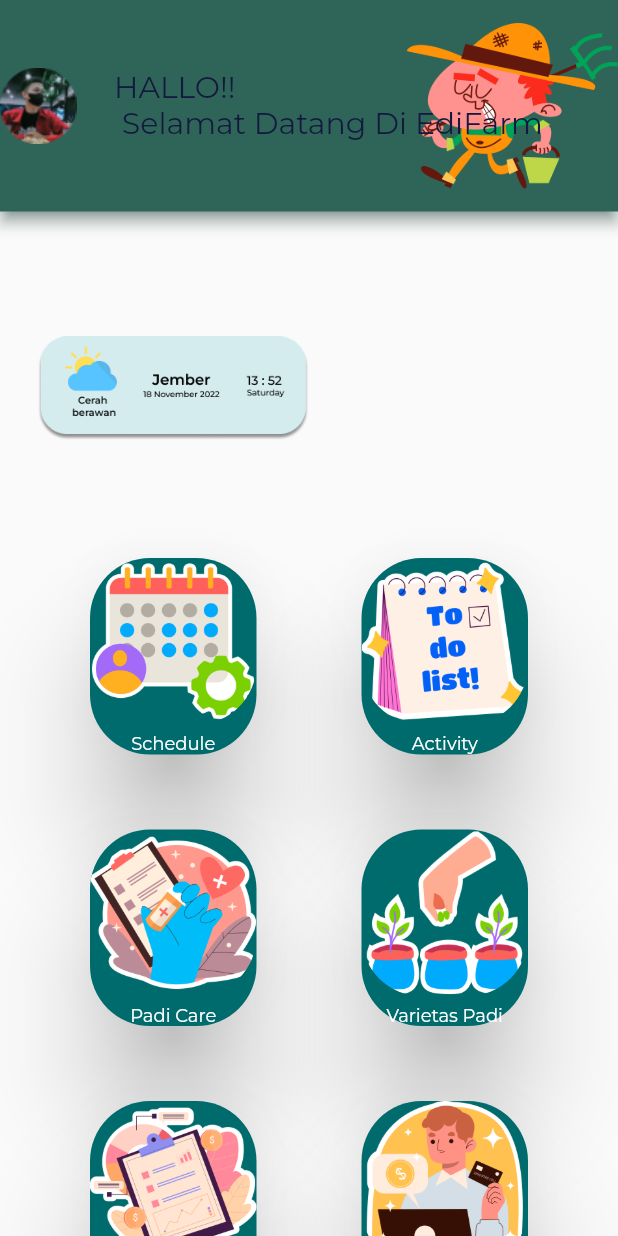
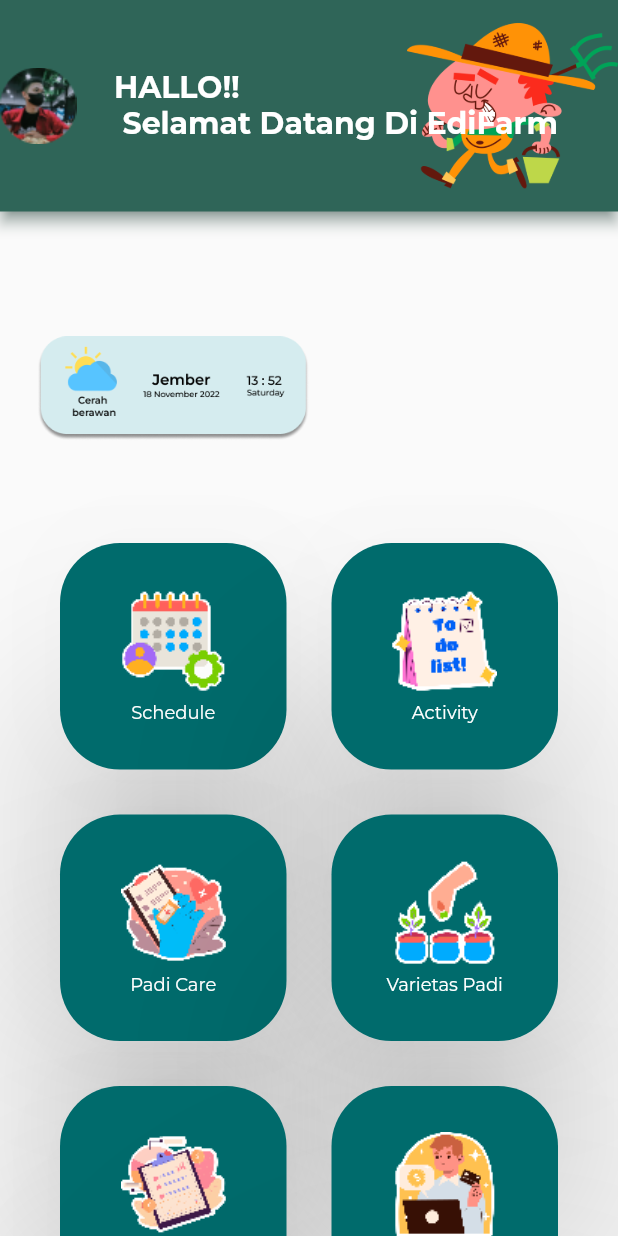
Before and after one commit to W1Z-H4L/uyee, a Flutter app: the Dashboard screen opened by its route, on a phone screen of 412 x 824 dp. Run offline on Flutter 3.47's test engine with Material 2 defaults, Android fonts, the phone set to English and light mode, and no system bars; our stand-ins replace google_fonts, percent_indicator, shared_preferences; accounts and stored records are empty.

Commit message:
edit dashboard

```diff
--- a/lib/main.dart
+++ b/lib/main.dart
@@ -14,7 +14,7 @@ class MyApp extends StatelessWidget {
       debugShowCheckedModeBanner: false,
       routes: {
         '/': (context) => const SplashScreen(),
-        '/sign-in': (context) => const SignInPage(),
+        '/sign-in': (context) => SignInPage(),
         '/home': (context) => Dashboard(),
       },
     );
--- a/lib/shared/theme.dart
+++ b/lib/shared/theme.dart
@@ -23,6 +23,7 @@ Color primaryTextColor = const Color(0xfff1f0f2);
 Color secondaryTextColor = const Color(0xff999999);
 Color subtitleColor = const Color(0xff504F5E);
 Color subtitleColor2 = const Color(0xff006B6C);
+Color splashcolor = const Color(0xff549E9E);
 
 TextStyle subtitleTextStyle =
     GoogleFonts.montserrat(color: subtitleColor, fontSize: 14);
@@ -31,8 +32,7 @@ TextStyle blackTextStyle =
 TextStyle blackTextStyle1 =
     GoogleFonts.montserrat(color: blackColor, fontSize: 20);
 TextStyle whiteTextStyle = GoogleFonts.montserrat(
-  color: whiteColor,
-);
+    color: whiteColor, fontSize: 20, fontWeight: FontWeight.bold);
 TextStyle greyTextStyle = GoogleFonts.montserrat(
   color: greyColor,
 );
--- a/lib/ui/pages/dashboard.dart
+++ b/lib/ui/pages/dashboard.dart
@@ -25,7 +25,7 @@ class _DashboardState extends State<Dashboard> {
         title: Text(
           "HALLO!! \n Selamat Datang Di EdiFarm",
         ),
-        titleTextStyle: blackTextStyle1,
+        titleTextStyle: whiteTextStyle,
         titleSpacing: 20,
         centerTitle: false,
         leading: Image.asset(
@@ -74,23 +74,29 @@ class _DashboardState extends State<Dashboard> {
               height: 15,
             ),
             Card(
-              elevation: 30,
+              elevation: 60,
               shape: RoundedRectangleBorder(
                   borderRadius: BorderRadius.circular(40)),
               color: subtitleColor2,
               child: InkWell(
                 onTap: () {},
-                splashColor: greenColor,
-                highlightColor: greenColor,
-                hoverColor: greenColor,
+                splashColor: splashcolor,
+                highlightColor: splashcolor,
+                hoverColor: splashcolor,
                 borderRadius: BorderRadius.circular(40),
                 child: Center(
                   child: Column(
                     mainAxisSize: MainAxisSize.min,
                     children: <Widget>[
                       ClipRRect(
-                        borderRadius: BorderRadius.circular(40),
-                        child: Image.asset('assets/gambar_schedule.png'),
+                        // borderRadius: BorderRadius.circular(40),
+                        child: Image.asset(
+                          'assets/gambar_schedule.png',
+                          cacheHeight: 70,
+                          cacheWidth: 70,
+                          height: 70,
+                          width: 70,
+                        ),
                       ),
                       SizedBox(
                         height: 5,
@@ -103,26 +109,32 @@ class _DashboardState extends State<Dashboard> {
                   ),
                 ),
               ),
-              margin: EdgeInsets.only(left: 35, right: 35, top: 25, bottom: 25),
+              margin: EdgeInsets.only(left: 15, right: 15, top: 15, bottom: 15),
             ),
             Card(
-              elevation: 30,
+              elevation: 60,
               shape: RoundedRectangleBorder(
                   borderRadius: BorderRadius.circular(40)),
               color: subtitleColor2,
               child: InkWell(
                 onTap: () {},
-                splashColor: greenColor,
-                highlightColor: greenColor,
-                hoverColor: greenColor,
+                splashColor: splashcolor,
+                highlightColor: splashcolor,
+                hoverColor: splashcolor,
                 borderRadius: BorderRadius.circular(40),
                 child: Center(
                   child: Column(
                     mainAxisSize: MainAxisSize.min,
                     children: <Widget>[
                       ClipRRect(
-                        borderRadius: BorderRadius.circular(40),
-                        child: Image.asset('assets/gambar_activity.png'),
+                        // borderRadius: BorderRadius.circular(40),
+                        child: Image.asset(
+                          'assets/gambar_activity.png',
+                          cacheHeight: 70,
+                          cacheWidth: 70,
+                          height: 70,
+                          width: 70,
+                        ),
                       ),
                       SizedBox(
                         height: 5,
@@ -135,26 +147,32 @@ class _DashboardState extends State<Dashboard> {
                   ),
                 ),
               ),
-              margin: EdgeInsets.only(left: 35, right: 35, top: 25, bottom: 25),
+              margin: EdgeInsets.only(left: 15, right: 15, top: 15, bottom: 15),
             ),
             Card(
-              elevation: 30,
+              elevation: 60,
               shape: RoundedRectangleBorder(
                   borderRadius: BorderRadius.circular(40)),
               color: subtitleColor2,
               child: InkWell(
                 onTap: () {},
-                splashColor: greenColor,
-                highlightColor: greenColor,
-                hoverColor: greenColor,
+                splashColor: splashcolor,
+                highlightColor: splashcolor,
+                hoverColor: splashcolor,
                 borderRadius: BorderRadius.circular(40),
                 child: Center(
                   child: Column(
                     mainAxisSize: MainAxisSize.min,
                     children: <Widget>[
                       ClipRRect(
-                        borderRadius: BorderRadius.circular(40),
-                        child: Image.asset('assets/gambar_padicare.png'),
+                        // borderRadius: BorderRadius.circular(40),
+                        child: Image.asset(
+                          'assets/gambar_padicare.png',
+                          cacheHeight: 70,
+                          cacheWidth: 70,
+                          height: 70,
+                          width: 70,
+                        ),
                       ),
                       SizedBox(
                         height: 5,
@@ -167,18 +185,18 @@ class _DashboardState extends State<Dashboard> {
                   ),
                 ),
               ),
-              margin: EdgeInsets.only(left: 35, right: 35, top: 25, bottom: 25),
+              margin: EdgeInsets.only(left: 15, right: 15, top: 15, bottom: 15),
             ),
             Card(
-              elevation: 30,
+              elevation: 60,
               shape: RoundedRectangleBorder(
                   borderRadius: BorderRadius.circular(40)),
               color: subtitleColor2,
               child: InkWell(
                 onTap: () {},
-                splashColor: greenColor,
-                highlightColor: greenColor,
-                hoverColor: greenColor,
+                splashColor: splashcolor,
+                highlightColor: splashcolor,
+                hoverColor: splashcolor,
                 borderRadius: BorderRadius.circular(40),
                 child: Center(
                   // height: 110,
@@ -187,8 +205,14 @@ class _DashboardState extends State<Dashboard> {
                     mainAxisSize: MainAxisSize.min,
                     children: <Widget>[
                       ClipRRect(
-                        borderRadius: BorderRadius.circular(40),
-                        child: Image.asset('assets/gambar_variety.png'),
+                        // borderRadius: BorderRadius.circular(40),
+                        child: Image.asset(
+                          'assets/gambar_variety.png',
+                          cacheHeight: 70,
+                          cacheWidth: 70,
+                          height: 70,
+                          width: 70,
+                        ),
                       ),
                       SizedBox(
                         height: 5,
@@ -201,26 +225,32 @@ class _DashboardState extends State<Dashboard> {
                   ),
                 ),
               ),
-              margin: EdgeInsets.only(left: 35, right: 35, top: 25, bottom: 25),
+              margin: EdgeInsets.only(left: 15, right: 15, top: 15, bottom: 15),
             ),
             Card(
-              elevation: 30,
+              elevation: 60,
               shape: RoundedRectangleBorder(
                   borderRadius: BorderRadius.circular(40)),
               color: subtitleColor2,
               child: InkWell(
                 onTap: () {},
-                splashColor: greenColor,
-                highlightColor: greenColor,
-                hoverColor: greenColor,
+                splashColor: splashcolor,
+                highlightColor: splashcolor,
+                hoverColor: splashcolor,
                 borderRadius: BorderRadius.circular(40),
                 child: Center(
                   child: Column(
                     mainAxisSize: MainAxisSize.min,
                     children: <Widget>[
                       ClipRRect(
-                        borderRadius: BorderRadius.circular(40),
-                        child: Image.asset('assets/gambar_history.png'),
+                        // borderRadius: BorderRadius.circular(40),
+                        child: Image.asset(
+                          'assets/gambar_history.png',
+                          cacheHeight: 70,
+                          cacheWidth: 70,
+                          height: 70,
+                          width: 70,
+                        ),
                       ),
                       SizedBox(
                         height: 5,
@@ -233,27 +263,33 @@ class _DashboardState extends State<Dashboard> {
                   ),
                 ),
               ),
-              margin: EdgeInsets.only(left: 35, right: 35, top: 25, bottom: 25),
+              margin: EdgeInsets.only(left: 15, right: 15, top: 15, bottom: 15),
             ),
             Card(
-              elevation: 30,
+              elevation: 120,
               shape: RoundedRectangleBorder(
                   borderRadius: BorderRadius.circular(40)),
               color: subtitleColor2,
               child: InkWell(
                 onTap: () {},
-                splashColor: greenColor,
-                highlightColor: greenColor,
-                hoverColor: greenColor,
+                splashColor: splashcolor,
+                highlightColor: splashcolor,
+                hoverColor: splashcolor,
                 borderRadius: BorderRadius.circular(40),
                 child: Center(
                   child: Column(
                     mainAxisSize: MainAxisSize.min,
                     children: <Widget>[
-                      Opacity(opacity: 0.8),
+                      // Opacity(opacity: 0.8),
                       ClipRRect(
-                        borderRadius: BorderRadius.circular(40),
-                        child: Image.asset('assets/gambar_acount.png'),
+                        // borderRadius: BorderRadius.circular(40),
+                        child: Image.asset(
+                          'assets/gambar_acount.png',
+                          cacheHeight: 70,
+                          cacheWidth: 70,
+                          height: 70,
+                          width: 70,
+                        ),
                       ),
                       SizedBox(
                         height: 5,
@@ -266,7 +302,7 @@ class _DashboardState extends State<Dashboard> {
                   ),
                 ),
               ),
-              margin: EdgeInsets.only(left: 35, right: 35, top: 25, bottom: 25),
+              margin: EdgeInsets.only(left: 15, right: 15, top: 15, bottom: 15),
             ),
           ]),
     );
--- a/lib/ui/pages/sign_in_page.dart
+++ b/lib/ui/pages/sign_in_page.dart
@@ -6,8 +6,10 @@ import 'package:login/ui/widgets/buttons.dart';
 import 'package:login/ui/widgets/forms.dart';
 
 class SignInPage extends StatelessWidget {
-  const SignInPage({Key? key}) : super(key: key);
-
+  // const SignInPage({Key? key}) : super(key: key);
+  bool _isObsecure3 = true;
+  bool visible = false;
+  final TextEditingController passwordController = new TextEditingController();
   @override
   Widget build(BuildContext context) {
     bool _obscureText = true;
@@ -93,23 +95,25 @@ class SignInPage extends StatelessWidget {
                 ),
                 // NOTE: INPUT PASSWORD
                 TextFormField(
+                  controller: passwordController,
                   showCursor: true,
                   cursorHeight: 25,
                   style: blackTextStyle2,
-                  obscureText: _obscureText,
+                  obscureText: _isObsecure3,
                   decoration: InputDecoration(
                     focusedBorder: OutlineInputBorder(
                         borderSide: BorderSide(color: subtitleColor2)),
                     suffixIcon: IconButton(
-                      icon: Icon(Icons.visibility, color: subtitleColor),
+                      icon: Icon(
+                        _isObsecure3 ? Icons.visibility : Icons.visibility_off,
+                        color: subtitleColor2,
+                      ),
                       onPressed: () {
                         setState() {
-                          _obscureText = false;
-                          Icon(
-                            Icons.visibility_off,
-                            color: subtitleColor,
-                          );
+                          _isObsecure3 = !_isObsecure3;
                         }
+
+                        ;
                       },
                     ),
                     labelText: 'Password',
```
Also changed, not shown: assets/gambar_jadwal.png (added).
